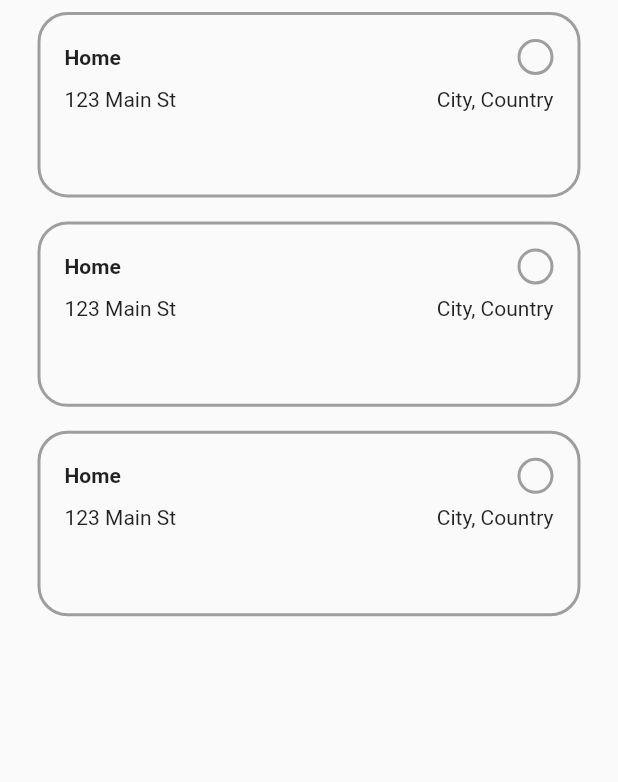
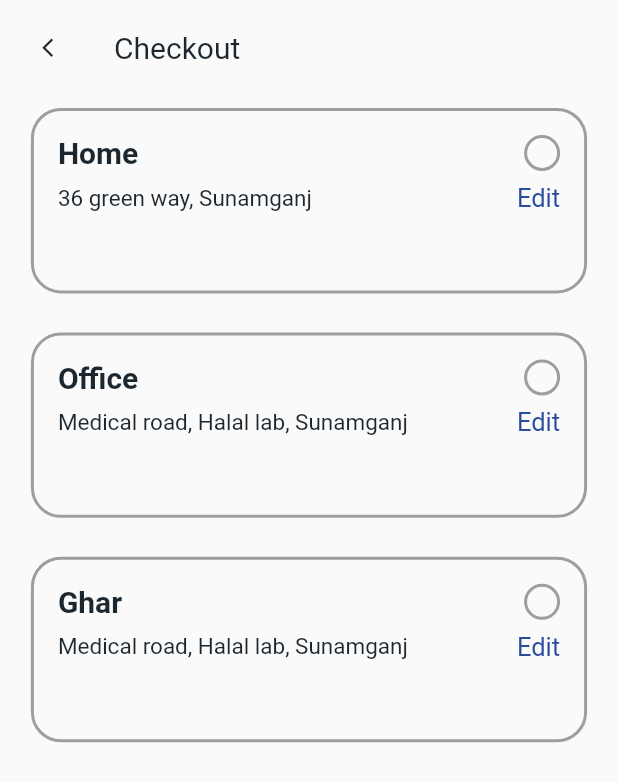
Before and after one commit to MuhammadZaeemIlyas/fullapp, a Flutter app: the AddressScreen screen opened directly, on a phone screen of 412 x 824 dp. Shown: the top 782 px of the screen. Run offline on Flutter 3.47's test engine with Material 2 defaults, Android fonts, the phone set to English and light mode, and no system bars; our stand-ins replace curved_navigation_bar, flutter_svg, shared_preferences; accounts and stored records are empty; network calls fail.

Commit message:
checkout

```diff
--- /dev/null
+++ b/lib/Appicons/Appbar.dart
@@ -0,0 +1,54 @@
+import 'package:flutter/material.dart';
+import 'package:mini_ui_project/constan/appColors.dart';
+import 'package:mini_ui_project/widget/appSmallText.dart';
+
+class CustomAppbar extends StatefulWidget {
+  const CustomAppbar({Key? key}) : super(key: key);
+
+  @override
+  State<CustomAppbar> createState() => _CustomAppbarState();
+}
+
+class _CustomAppbarState extends State<CustomAppbar> {
+  @override
+  Widget build(BuildContext context) {
+    return Padding(
+      padding: const EdgeInsets.all(8.0),
+      child: Row(
+        children: [
+          Container(
+            decoration: BoxDecoration(
+              borderRadius: BorderRadius.circular(100),
+              color: AppColors.black1,
+            ),
+            child: IconButton(
+              icon: Icon(Icons.arrow_back_ios_sharp, size: 15),
+              onPressed: () {
+                Navigator.pop(context);
+              },
+            ),
+          ),
+          // Padding(
+          //   padding: const EdgeInsets.all(8.0),
+          //   child: Container(
+          //     width: MediaQuery.of(context).size.width - 56, // Adjust the width to account for the back button
+          //     height: MediaQuery.of(context).size.height * 0.2,
+          //     decoration: BoxDecoration(
+          //       borderRadius: BorderRadius.circular(20),
+          //       // Add other decorations as needed
+          //     ),
+          //     child: Padding(
+          //       padding: const EdgeInsets.symmetric(horizontal: 12,vertical: 12),
+          //       child: AppSmallText(text: "Checkout", color: AppColors.black100),
+          //     ),
+          //   ),
+          // ),
+       Padding(
+         padding: const EdgeInsets.symmetric(horizontal: 20),
+         child: AppSmallText(text: 'Checkout',color: AppColors.black100, family: "Manrope",size: 20),
+       )
+        ],
+      ),
+    );
+  }
+}
--- a/lib/main.dart
+++ b/lib/main.dart
@@ -17,7 +17,7 @@ class MyApp extends StatelessWidget {
   Widget build(BuildContext context) {
     return const MaterialApp(
       debugShowCheckedModeBanner: false,
-      home: AddressScreen(),
+      home: GetStarted(),
     );
   }
 }
--- a/lib/screens/Address/Address_Screen.dart
+++ b/lib/screens/Address/Address_Screen.dart
@@ -1,4 +1,5 @@
 import 'package:flutter/material.dart';
+import 'package:mini_ui_project/Appicons/Appbar.dart';
 import 'package:mini_ui_project/Strings/Data.dart';
 import 'package:mini_ui_project/screens/Address/widgets.dart';
 
@@ -15,22 +16,36 @@ class _AddressScreenState extends State<AddressScreen> {
   @override
   Widget build(BuildContext context) {
     return Scaffold(
-      body: SafeArea(
-        child: ListView.builder(
-          padding: EdgeInsets.only(right: 25, left: 25),
-          itemCount:
-              Address.length, // Replace with the actual number of addresses
-
+      body: SingleChildScrollView(
+        child: SafeArea(
+          child: Column(
+            children: [
+              CustomAppbar(),
+              ListView.builder(
+                shrinkWrap: true,
+                physics: NeverScrollableScrollPhysics(),
+                itemCount: Address.length,
                 itemBuilder: (context, index) {
-            return AddressContainer(
+                  return Column(
+                    children: [
+                      AddressContainer(
+                        Maintext: Address[index]['home'],
+                        address: Address[index]['Address'],
+                        state: Address[index]['Status'],
                         isSelected: selectedAddressIndex == index,
                         onSelect: (isSelected) {
                           setState(() {
                             selectedAddressIndex = isSelected ? index : -1;
                           });
                         },
+                      ),
+                      SizedBox(height: 10), // Add spacing between address containers
+                    ],
                   );
                 },
+              ),
+            ],
+          ),
         ),
       ),
     );
--- a/lib/screens/Address/widgets.dart
+++ b/lib/screens/Address/widgets.dart
@@ -1,14 +1,19 @@
 import 'package:flutter/material.dart';
 import 'package:mini_ui_project/constan/appColors.dart';
+import 'package:mini_ui_project/widget/appSmallText.dart';
 
 class AddressContainer extends StatefulWidget {
   final bool isSelected;
   final ValueChanged<bool> onSelect;
+  final String Maintext;
+  final String address;
+  final String state;
+
 
   const AddressContainer({
     Key? key,
     required this.isSelected,
-    required this.onSelect,
+    required this.onSelect, required this.Maintext, required this.address, required this.state,
   }) : super(key: key);
 
   @override
@@ -42,7 +47,7 @@ class _AddressContainerState extends State<AddressContainer> {
                 Row(
                   mainAxisAlignment: MainAxisAlignment.spaceBetween,
                   children: [
-                    Text('Home', style: TextStyle(fontWeight: FontWeight.bold)),
+                    AppSmallText(text: widget.Maintext,size: 20,color: AppColors.black100,weight: FontWeight.bold),
                     widget.isSelected
                         ? Container(
                             width: 24,
@@ -77,8 +82,8 @@ class _AddressContainerState extends State<AddressContainer> {
                 Row(
                   mainAxisAlignment: MainAxisAlignment.spaceBetween,
                   children: [
-                    Text('123 Main St'),
-                    Text('City, Country'),
+                    AppSmallText(text: widget.address,color: AppColors.black100,family: "Manrope",size: 15,),
+                    AppSmallText(text: widget.state,color: AppColors.blue,family: "Manrope",size: 17,),
                   ],
                 ),
               ],
--- a/lib/screens/Shoppincart.dart
+++ b/lib/screens/Shoppincart.dart
@@ -3,6 +3,7 @@ import 'package:flutter_svg/flutter_svg.dart';
 import 'package:mini_ui_project/Strings/Data.dart';
 import 'package:mini_ui_project/constan/appColors.dart';
 import 'package:mini_ui_project/constan/appIcons.dart';
+import 'package:mini_ui_project/screens/Address/Address_Screen.dart';
 import 'package:mini_ui_project/screens/BuyScreen.dart';
 import 'package:mini_ui_project/screens/home.dart';
 import 'package:mini_ui_project/widget/Customwidgets.dart';
@@ -151,7 +152,9 @@ class _ShoppingCartState extends State<ShoppingCart> {
                 padding: const EdgeInsets.only(top: 15),
                 child: Customcalculator(
                     BtnText: "Proceed to checkout",
-                    buttonpressed: () {},
+                    buttonpressed: (){
+                      Navigator.push(context, MaterialPageRoute(builder: (context)=>AddressScreen()));
+                    },
                     text1: 'Subtotal',
                     text2: '$Subtotal',
                     text3: 'Delivery',
--- a/lib/widget/appSmallText.dart
+++ b/lib/widget/appSmallText.dart
@@ -11,7 +11,7 @@ class AppSmallText extends StatelessWidget {
       required this.text,
       this.color = Colors.white,
       this.size,
-      this.family = 'Manrope',
+      this.family,
       this.weight});
 
   @override
```
Lines whose indentation alone changed are shown as unchanged.
